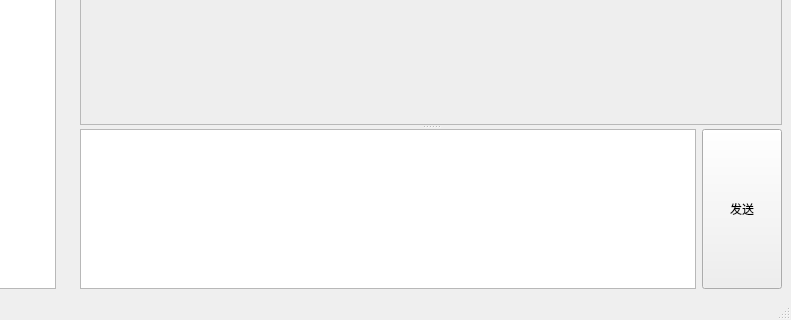
Qt form src/forms/mainwindow.ui (daxmate/deepseekchat) before a commit; both pictures show x 209 to 1000 and y 480 to 800 of the 1000 by 800 pixel window.
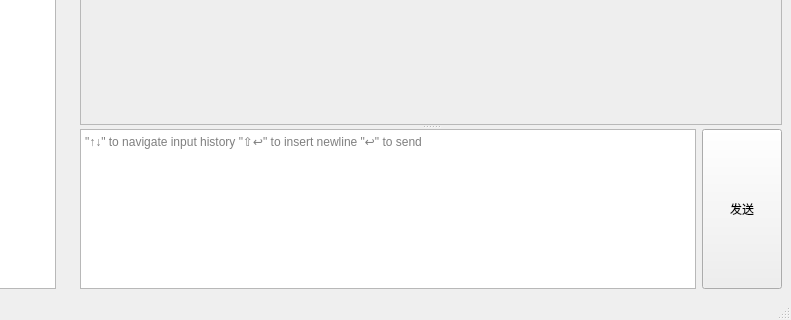
The same form after that commit. Custom widgets are drawn as their Qt base class.

Commit message: refactor(input): 将文本占位字符串的设置放到UI中

What changed in the file:
```diff
--- a/src/forms/mainwindow.ui
+++ b/src/forms/mainwindow.ui
@@ -61,6 +61,9 @@
           <property name="readOnly">
            <bool>false</bool>
           </property>
+          <property name="placeholderText">
+           <string>&quot;↑↓&quot; to navigate input history &quot;⇧↩&quot; to insert newline &quot;↩&quot; to send</string>
+          </property>
          </widget>
         </item>
         <item>
```
The commit also changes 2 other files.
